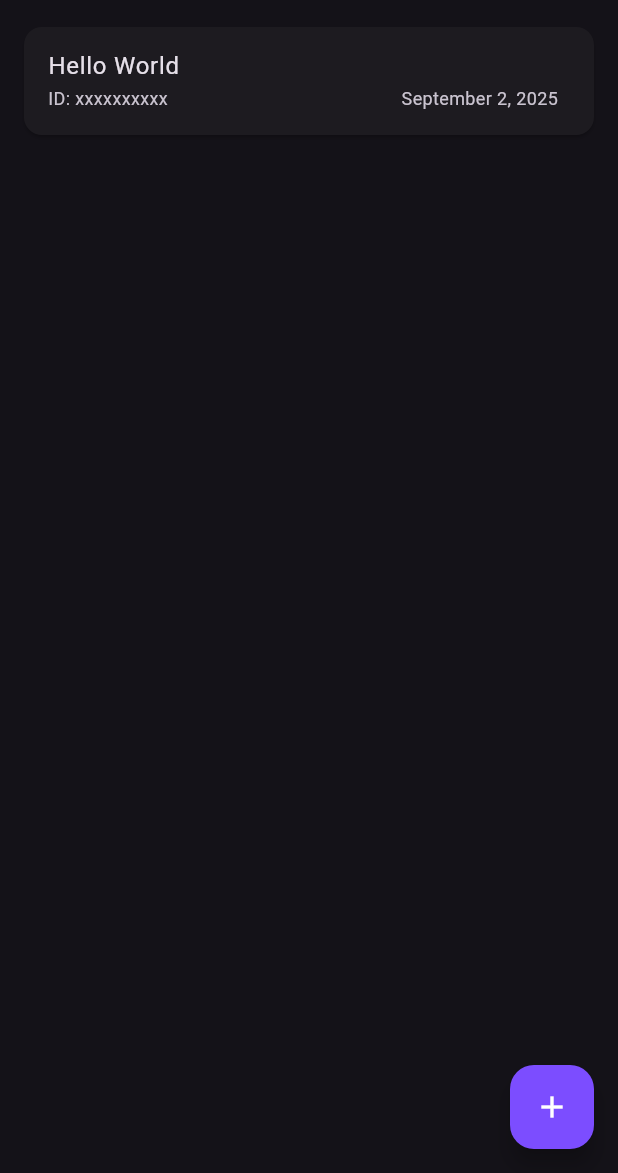
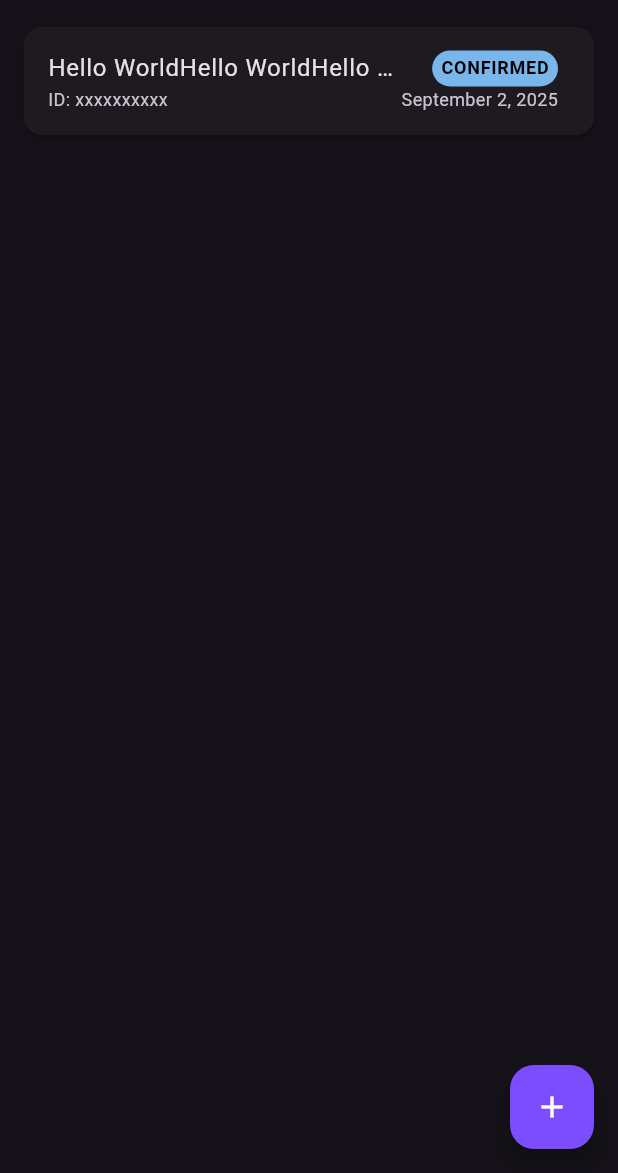
Before and after one commit to tapoban123/advan-drive-internship-assignment, a Flutter app: the screen it shows after launch, after a tap on "End User", after a tap on "Login", on a phone screen of 412 x 824 dp, the part 63-1236 px from its top. Run offline on Flutter 3.47's test engine with Material 3 defaults, Android fonts, the phone set to English and light mode, and no system bars; our stand-ins replace flutter_riverpod, riverpod_annotation; generated files the repository leaves out were written again.

Commit message:
Completed implementation of EndUserUI and started implementing ReceiverUI

```diff
--- a/request_handling_app/lib/utils/utils.dart
+++ b/request_handling_app/lib/utils/utils.dart
@@ -1,5 +1,55 @@
+import 'package:flutter/cupertino.dart';
+import 'package:flutter/material.dart';
 import 'package:intl/intl.dart';
 
 String formatDateTime(DateTime datetime) {
   return DateFormat.yMMMMd().format(datetime);
 }
+
+enum RequestStatus { PENDING, PARTIALLY_FULLFILLED, CONFIRMED }
+
+extension RequestStatusWidget on RequestStatus {
+  Widget get card {
+    switch (this) {
+      case RequestStatus.PENDING:
+        return _RequestStatusCard(title: "PENDING", color: Color(0xFFFFAAAA));
+      case RequestStatus.PARTIALLY_FULLFILLED:
+        return _RequestStatusCard(
+          title: "PARTIAL",
+          color: Color(0xFFFFCC99),
+        );
+      case RequestStatus.CONFIRMED:
+        return _RequestStatusCard(title: "CONFIRMED", color: Color(0xFF79B6EB));
+    }
+  }
+}
+
+class _RequestStatusCard extends StatelessWidget {
+  final String title;
+  final Color color;
+
+  const _RequestStatusCard({
+    super.key,
+    required this.title,
+    required this.color,
+  });
+
+  @override
+  Widget build(BuildContext context) {
+    return Container(
+      padding: EdgeInsets.symmetric(horizontal: 6, vertical: 3),
+      decoration: BoxDecoration(
+        borderRadius: BorderRadius.circular(50),
+        color: color,
+      ),
+      child: Text(
+        title,
+        style: TextStyle(
+          fontSize: 12,
+          color: Colors.black,
+          fontWeight: FontWeight.bold,
+        ),
+      ),
+    );
+  }
+}
--- /dev/null
+++ b/request_handling_app/lib/view/commons/widgets/view_request_card.dart
@@ -0,0 +1,58 @@
+import 'package:flutter/material.dart';
+import 'package:request_handling_app/utils/utils.dart';
+import 'package:request_handling_app/view/auth_screen.dart';
+import 'package:request_handling_app/view/end_user/view_request_screen.dart';
+import 'package:request_handling_app/view/receiver/confirm_request_screen.dart';
+
+class ViewRequestCard extends StatelessWidget {
+  final UserType userType;
+
+  const ViewRequestCard({super.key, required this.userType});
+
+  @override
+  Widget build(BuildContext context) {
+    return Card(
+      child: ListTile(
+        title: Row(
+          mainAxisAlignment: MainAxisAlignment.spaceBetween,
+          children: [
+            // TODO: Change request title to request ID and implement a ViewRequestScreen
+            SizedBox(
+              width: 240,
+              child: Text("Hello World" * 3, overflow: TextOverflow.ellipsis),
+            ),
+            userType == UserType.END_USER
+                ? RequestStatus.CONFIRMED.card
+                : SizedBox.shrink(),
+          ],
+        ),
+        subtitle: Column(
+          children: [
+            Row(
+              mainAxisAlignment: MainAxisAlignment.spaceBetween,
+              children: [
+                Text("ID: ${"x" * 10}", style: TextStyle(fontSize: 12)),
+                Text(
+                  formatDateTime(DateTime.now()),
+                  style: TextStyle(fontSize: 12),
+                ),
+              ],
+            ),
+          ],
+        ),
+        shape: RoundedRectangleBorder(borderRadius: BorderRadius.circular(14)),
+        onTap: () {
+          if (userType == UserType.END_USER) {
+            Navigator.of(context).push(
+              MaterialPageRoute(builder: (context) => ViewRequestScreen()),
+            );
+          } else {
+            Navigator.of(context).push(
+              MaterialPageRoute(builder: (context) => ConfirmRequestScreen()),
+            );
+          }
+        },
+      ),
+    );
+  }
+}
--- a/request_handling_app/lib/view/end_user/end_user_home_screen.dart
+++ b/request_handling_app/lib/view/end_user/end_user_home_screen.dart
@@ -1,7 +1,9 @@
 import 'package:flutter/material.dart';
 import 'package:request_handling_app/utils/utils.dart';
+import 'package:request_handling_app/view/auth_screen.dart';
 import 'package:request_handling_app/view/end_user/create_request_screen.dart';
 import 'package:request_handling_app/view/end_user/view_request_screen.dart';
+import 'package:request_handling_app/view/commons/widgets/view_request_card.dart';
 
 class EndUserHomeScreen extends StatelessWidget {
   const EndUserHomeScreen({super.key});
@@ -23,28 +25,7 @@ class EndUserHomeScreen extends StatelessWidget {
         padding: const EdgeInsets.symmetric(horizontal: 12.0),
         child: Column(
           children: [
-            Card(
-              child: ListTile(
-                title: Text("Hello World"),
-                subtitle: Row(
-                  mainAxisAlignment: MainAxisAlignment.spaceBetween,
-                  children: [
-                    Text("ID: ${"x" * 10}", style: TextStyle(fontSize: 12)),
-                    Text(
-                      formatDateTime(DateTime.now()),
-                      style: TextStyle(fontSize: 12),
-                    ),
-                  ],
-                ),
-                onTap: () {
-                  Navigator.of(context).push(
-                    MaterialPageRoute(
-                      builder: (context) => ViewRequestScreen(),
-                    ),
-                  );
-                },
-              ),
-            ),
+            ViewRequestCard(userType: UserType.END_USER)
           ],
         ),
       ),
```
Also changed, not shown: request_handling_app/lib/view/receiver/confirm_request_screen.dart (added, +37 -0 lines), request_handling_app/lib/view/receiver/receiver_home_screen.dart (+9 -1 lines).
